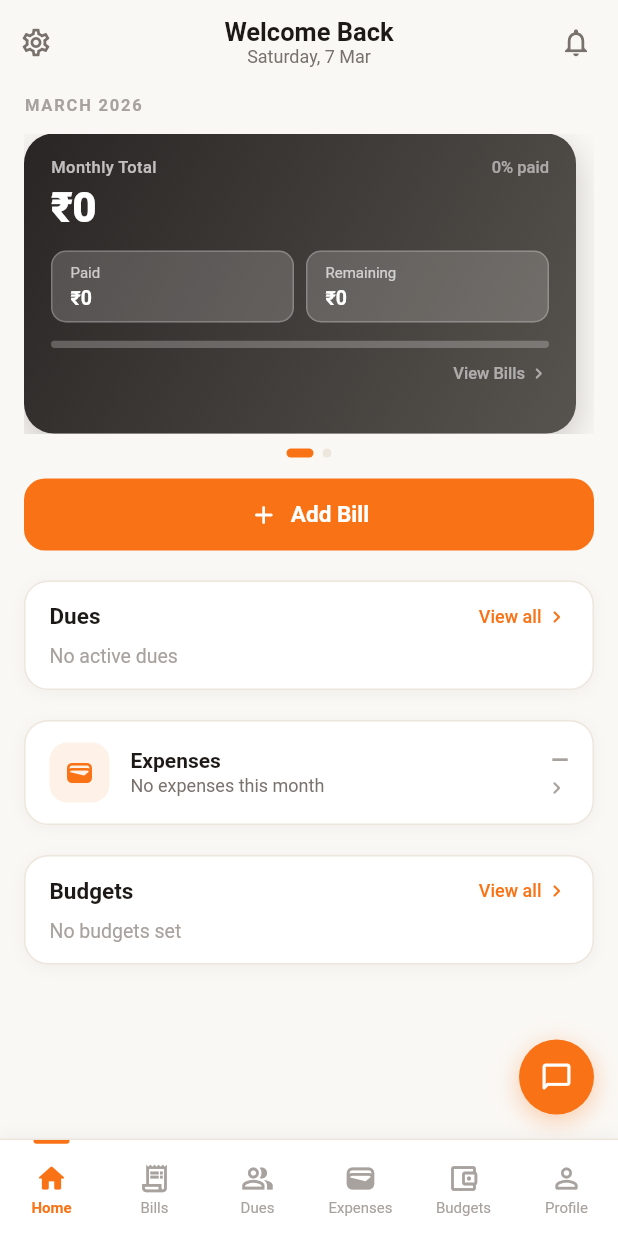
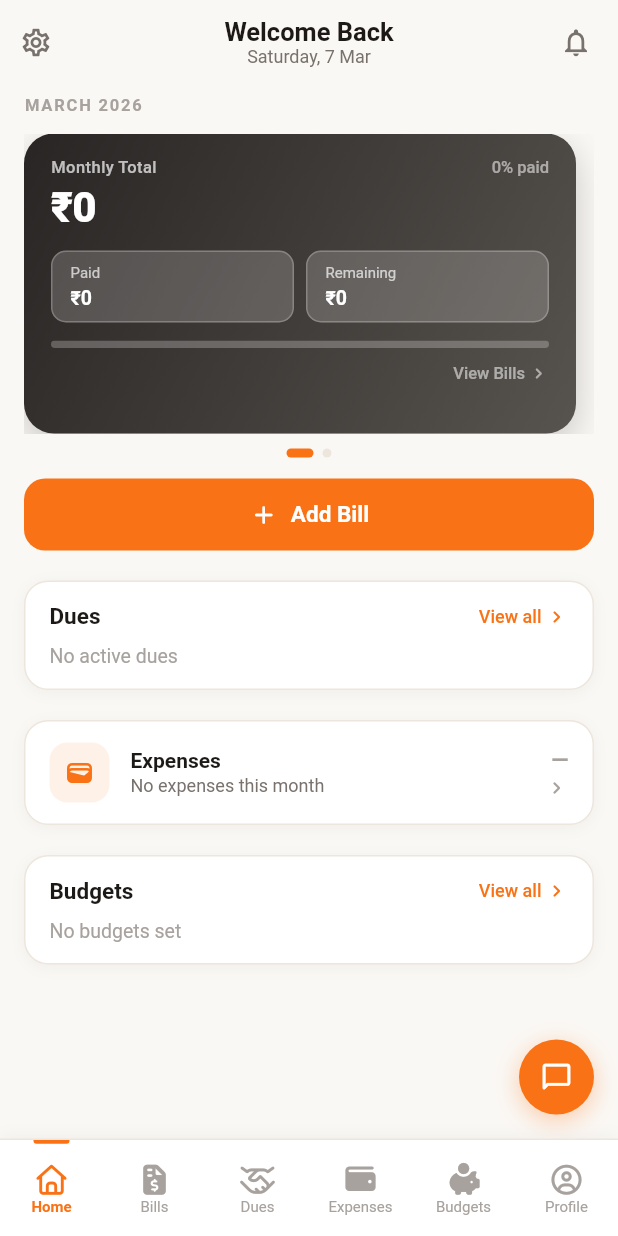
Before and after one commit to ramanakellampalli/smart-bill-buddy, a Flutter app: the screen it shows once a user with an empty profile is signed in, on a phone screen of 412 x 824 dp. Run offline on Flutter 3.47's test engine with Material 3 defaults, Android fonts, the phone set to English and light mode, and no system bars; our stand-ins replace cached_network_image, cloud_firestore, firebase_auth, firebase_core, firebase_storage, flutter_local_notifications and 10 more; accounts and stored records are empty; generated files the repository leaves out were written again.

Commit message:
feat: replace bottom nav icons with Font Awesome icons

```diff
--- a/lib/presentation/screens/home_shell.dart
+++ b/lib/presentation/screens/home_shell.dart
@@ -1,4 +1,5 @@
 import 'package:flutter/material.dart';
+import 'package:font_awesome_flutter/font_awesome_flutter.dart';
 import 'dashboard_screen.dart';
 import 'bills_screen.dart';
 import 'dues_screen.dart';
@@ -69,30 +70,12 @@ class _BottomNav extends StatelessWidget {
   const _BottomNav({required this.currentIndex, required this.onTap});
 
   static const _items = [
-    _NavItem(
-        icon: Icons.home_outlined,
-        activeIcon: Icons.home_rounded,
-        label: 'Home'),
-    _NavItem(
-        icon: Icons.receipt_long_outlined,
-        activeIcon: Icons.receipt_long_rounded,
-        label: 'Bills'),
-    _NavItem(
-        icon: Icons.people_alt_outlined,
-        activeIcon: Icons.people_alt_rounded,
-        label: 'Dues'),
-    _NavItem(
-        icon: Icons.wallet_outlined,
-        activeIcon: Icons.wallet_rounded,
-        label: 'Expenses'),
-    _NavItem(
-        icon: Icons.account_balance_wallet_outlined,
-        activeIcon: Icons.account_balance_wallet_rounded,
-        label: 'Budgets'),
-    _NavItem(
-        icon: Icons.person_outline_rounded,
-        activeIcon: Icons.person_rounded,
-        label: 'Profile'),
+    _NavItem(icon: FontAwesomeIcons.house,            label: 'Home'),
+    _NavItem(icon: FontAwesomeIcons.fileInvoiceDollar, label: 'Bills'),
+    _NavItem(icon: FontAwesomeIcons.handshake,         label: 'Dues'),
+    _NavItem(icon: FontAwesomeIcons.wallet,            label: 'Expenses'),
+    _NavItem(icon: FontAwesomeIcons.piggyBank,         label: 'Budgets'),
+    _NavItem(icon: FontAwesomeIcons.circleUser,        label: 'Profile'),
   ];
 
   @override
@@ -137,9 +120,9 @@ class _BottomNav extends StatelessWidget {
                         ),
                       ),
                       const Spacer(),
-                      Icon(
-                        selected ? item.activeIcon : item.icon,
-                        size: 22,
+                      FaIcon(
+                        item.icon,
+                        size: 20,
                         color: selected ? _navSelected : _navUnselected,
                       ),
                       const SizedBox(height: 3),
@@ -168,9 +151,7 @@ class _BottomNav extends StatelessWidget {
 
 class _NavItem {
   final IconData icon;
-  final IconData activeIcon;
   final String label;
 
-  const _NavItem(
-      {required this.icon, required this.activeIcon, required this.label});
+  const _NavItem({required this.icon, required this.label});
 }
--- a/pubspec.yaml
+++ b/pubspec.yaml
@@ -52,6 +52,7 @@ dependencies:
   printing: ^5.13.1
   http: ^1.2.0
   cached_network_image: ^3.4.0
+  font_awesome_flutter: ^10.8.0
 
   # The following adds the Cupertino Icons font to your application.
   # Use with the CupertinoIcons class for iOS style icons.
```
Also changed, not shown: pubspec.lock.
